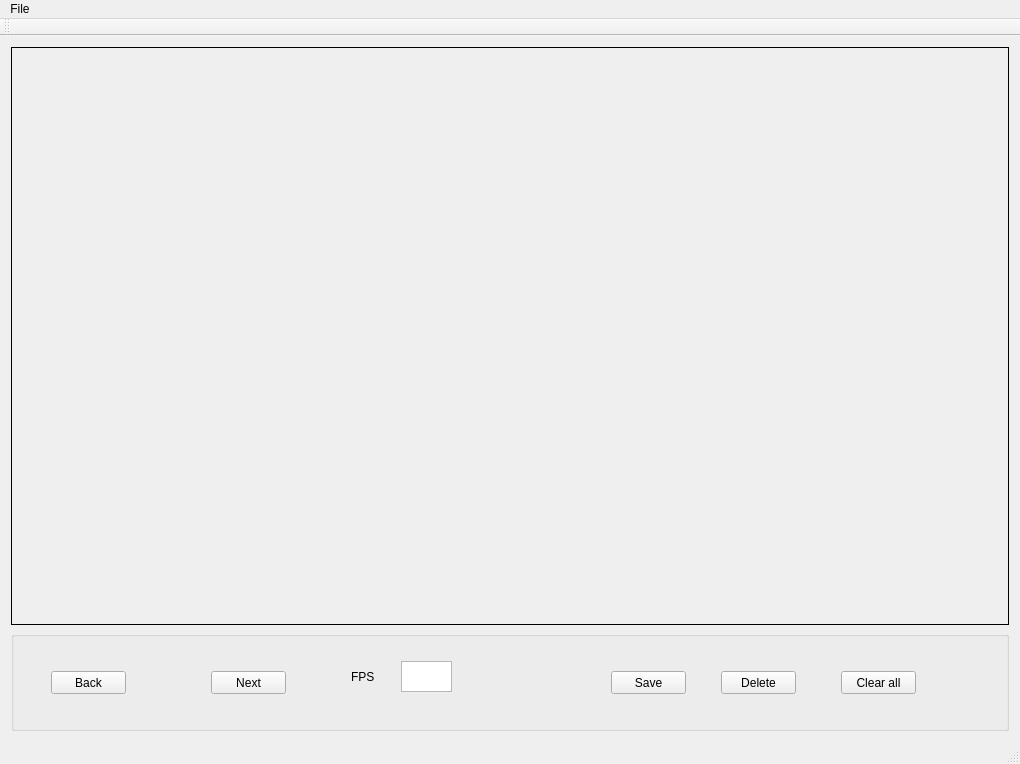
Before: the Qt Designer form window/mainwindow.ui in EricLiii/Annotation-Tool, drawn with Qt 5.
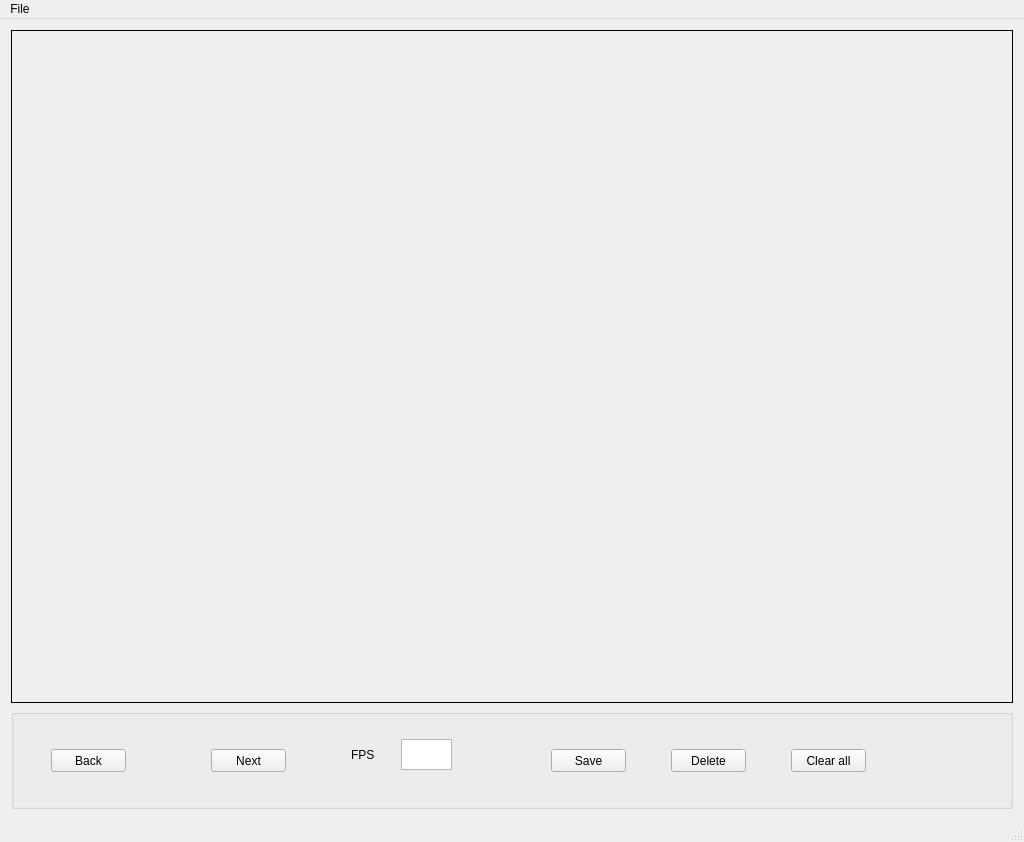
After: the same form once the commit is applied.

Patch:
```diff
--- a/window/mainwindow.ui
+++ b/window/mainwindow.ui
@@ -7,7 +7,7 @@
     <x>0</x>
     <y>0</y>
     <width>1020</width>
-    <height>764</height>
+    <height>842</height>
    </rect>
   </property>
   <property name="windowTitle">
@@ -17,6 +17,15 @@
    <layout class="QVBoxLayout" name="verticalLayout_2">
     <item>
      <widget class="QLabel" name="img_area">
+      <property name="enabled">
+       <bool>true</bool>
+      </property>
+      <property name="minimumSize">
+       <size>
+        <width>1002</width>
+        <height>587</height>
+       </size>
+      </property>
       <property name="frameShape">
        <enum>QFrame::Box</enum>
       </property>
@@ -27,6 +36,12 @@
     </item>
     <item>
      <widget class="QGroupBox" name="btn_area">
+      <property name="minimumSize">
+       <size>
+        <width>1002</width>
+        <height>100</height>
+       </size>
+      </property>
       <property name="maximumSize">
        <size>
         <width>16777215</width>
@@ -65,7 +80,7 @@
       <widget class="QPushButton" name="btn_save">
        <property name="geometry">
         <rect>
-         <x>600</x>
+         <x>540</x>
          <y>40</y>
          <width>75</width>
          <height>23</height>
@@ -78,7 +93,7 @@
       <widget class="QPushButton" name="btn_clear">
        <property name="geometry">
         <rect>
-         <x>830</x>
+         <x>780</x>
          <y>40</y>
          <width>75</width>
          <height>23</height>
@@ -91,7 +106,7 @@
       <widget class="QPushButton" name="btn_delete">
        <property name="geometry">
         <rect>
-         <x>710</x>
+         <x>660</x>
          <y>40</y>
          <width>75</width>
          <height>23</height>
@@ -146,14 +161,6 @@
    </widget>
    <addaction name="menuLabeling_for_Yolo"/>
   </widget>
-  <widget class="QToolBar" name="mainToolBar">
-   <attribute name="toolBarArea">
-    <enum>TopToolBarArea</enum>
-   </attribute>
-   <attribute name="toolBarBreak">
-    <bool>false</bool>
-   </attribute>
-  </widget>
   <widget class="QStatusBar" name="statusBar"/>
   <action name="act_openfile">
    <property name="text">
```
Left out of the diff: 8 changed lines with no effect on the pictures.
